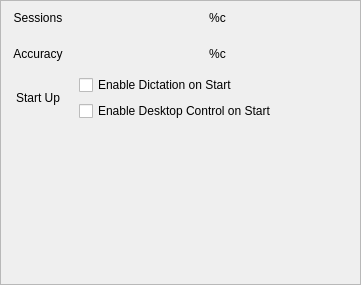
Old version of the form res/ui/settingspane-general.ui in the repository smartboyhw/speechcontrol.
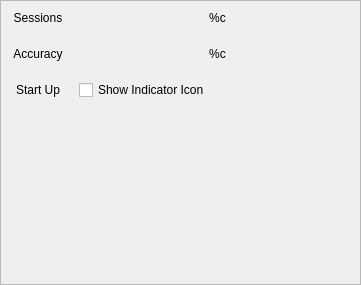
New version of the form.

Commit message: Moved some specific commands out of the general dialog and into their respective sub-parts.

The edit to the form file:
```diff
--- a/res/ui/settingspane-general.ui
+++ b/res/ui/settingspane-general.ui
@@ -155,6 +155,17 @@
       </property>
      </spacer>
     </item>
+    <item row="2" column="1">
+     <layout class="QVBoxLayout" name="verticalLayout">
+      <item>
+       <widget class="QCheckBox" name="checkBoxIndicatorIcon">
+        <property name="text">
+         <string>Show Indicator Icon</string>
+        </property>
+       </widget>
+      </item>
+     </layout>
+    </item>
     <item row="2" column="0">
      <widget class="QLabel" name="label_4">
       <property name="sizePolicy">
@@ -183,24 +194,6 @@
       </property>
      </widget>
     </item>
-    <item row="2" column="1">
-     <layout class="QVBoxLayout" name="verticalLayout">
-      <item>
-       <widget class="QCheckBox" name="checkBoxEnableDictation">
-        <property name="text">
-         <string>Enable Dictation on Start</string>
-        </property>
-       </widget>
-      </item>
-      <item>
-       <widget class="QCheckBox" name="checkBoxEnableDesktopControl">
-        <property name="text">
-         <string>Enable Desktop Control on Start</string>
-        </property>
-       </widget>
-      </item>
-     </layout>
-    </item>
    </layout>
   </widget>
  </widget>
```
The commit also changes 8 other files.
